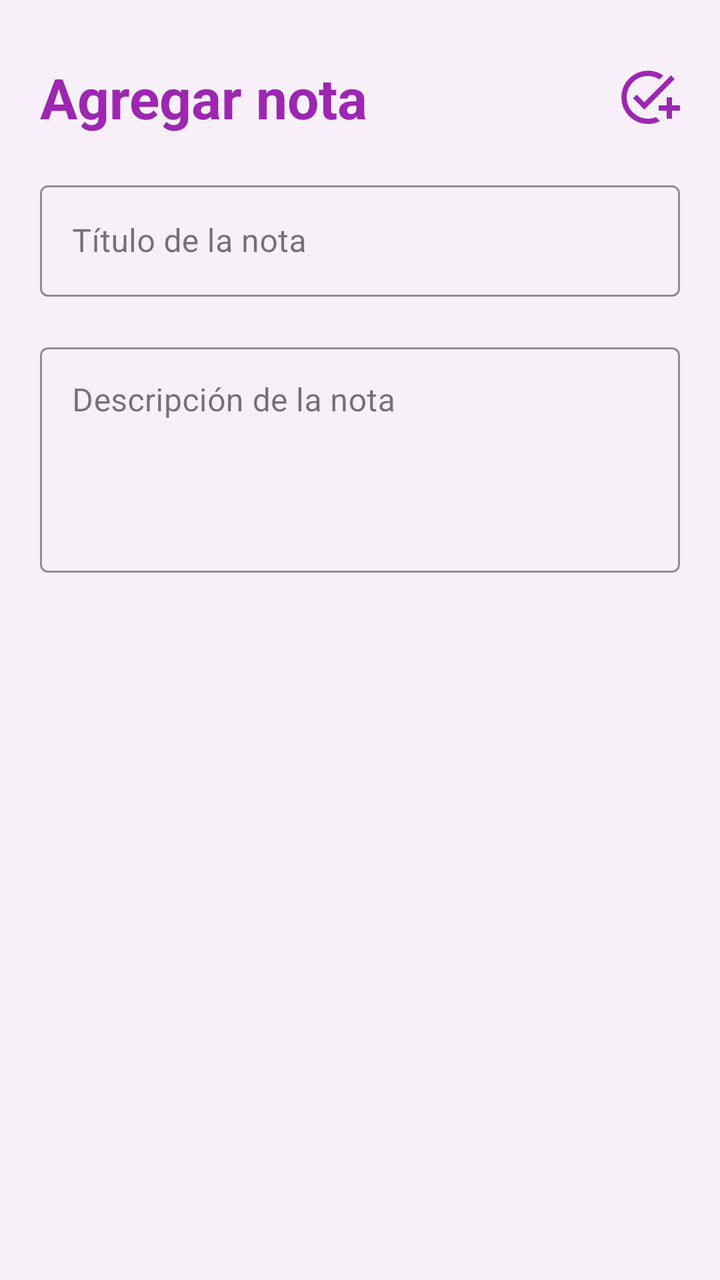
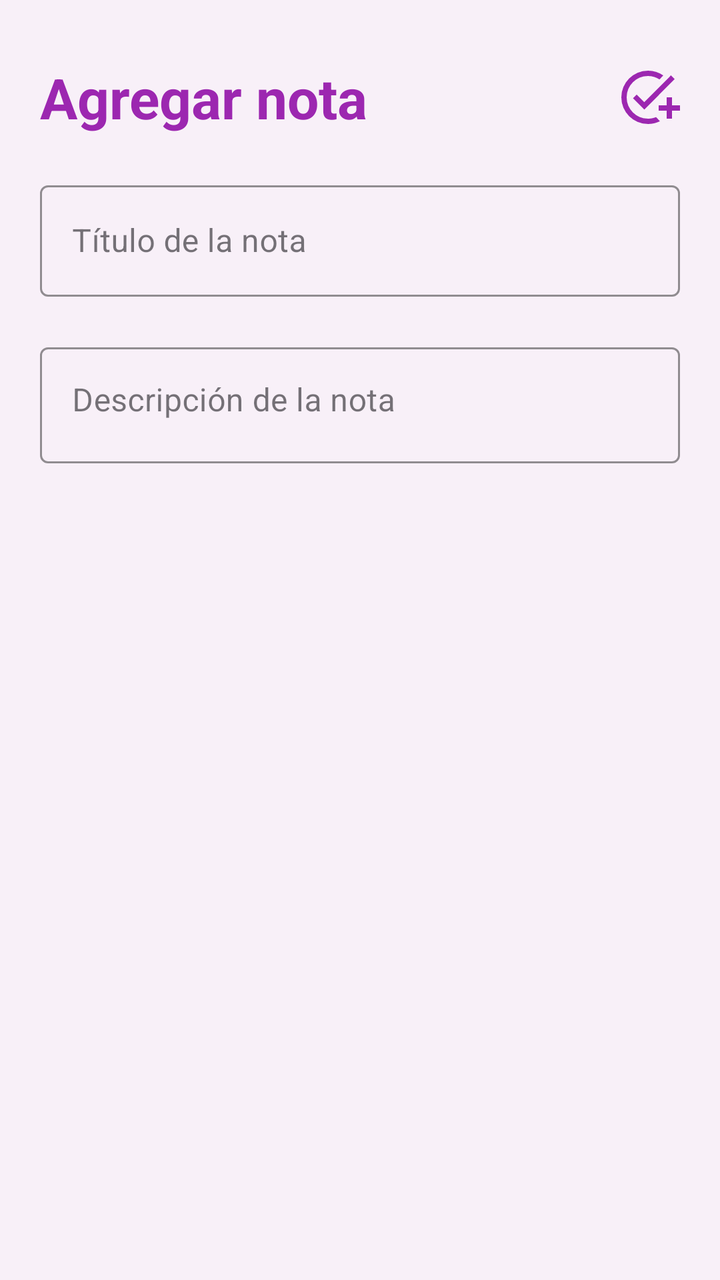

Screens rendered from an Android XML layout before and after an edit, with the pre-edit source and the edit as a unified diff.
<!-- AndroidManifest.xml: application theme Theme.Notas_App_SQLite -->
<!-- res/layout/activity_agregar_nota.xml -->
<?xml version="1.0" encoding="utf-8"?>
<LinearLayout
    xmlns:android="http://schemas.android.com/apk/res/android"
    xmlns:app="http://schemas.android.com/apk/res-auto"
    xmlns:tools="http://schemas.android.com/tools"
    android:id="@+id/main"
    android:layout_width="match_parent"
    android:layout_height="match_parent"
    android:orientation="vertical"
    android:padding="20dp"
    android:background="@color/morado_claro"
    tools:context=".AgregarNotaACTIVITY">

    <RelativeLayout
        android:layout_width="match_parent"
        android:layout_height="wrap_content"
        android:layout_marginTop="10dp"
        android:layout_marginBottom="20dp">

        <TextView
            android:id="@+id/txtAgregarNota"
            android:layout_width="wrap_content"
            android:layout_height="wrap_content"
            android:text="@string/txtAgregaNota"
            android:textColor="@color/morado"
            android:textSize="28sp"
            android:textStyle="bold" />

        <ImageView
            android:id="@+id/ivGuardarNota"
            android:layout_width="32dp"
            android:layout_height="32dp"
            android:layout_alignParentEnd="true"
            android:layout_centerVertical="true"
            android:contentDescription="@string/descGuardar"
            android:src="@drawable/ic_check"
            app:tint="@color/morado" />

    </RelativeLayout>

    <com.google.android.material.textfield.TextInputLayout
        android:id="@+id/tilTitulo"
        style="@style/Widget.MaterialComponents.TextInputLayout.OutlinedBox"
        android:layout_width="match_parent"
        android:layout_height="wrap_content"
        android:hint="@string/etTitulo"
        app:boxStrokeColor="@color/morado"
        app:hintTextColor="@color/morado">

        <com.google.android.material.textfield.TextInputEditText
            android:id="@+id/etTitulo"
            android:layout_width="match_parent"
            android:layout_height="wrap_content"
            android:inputType="textCapSentences"
            android:textColor="@color/black" />
    </com.google.android.material.textfield.TextInputLayout>

    <com.google.android.material.textfield.TextInputLayout
        android:id="@+id/tilDescripcion"
        style="@style/Widget.MaterialComponents.TextInputLayout.OutlinedBox"
        android:layout_width="match_parent"
        android:layout_height="wrap_content"
        android:layout_marginTop="20dp"
        android:hint="@string/etDescripcion"
        app:boxStrokeColor="@color/morado"
        app:hintTextColor="@color/morado">

        <com.google.android.material.textfield.TextInputEditText
            android:id="@+id/etDescripcion"
            android:layout_width="match_parent"
            android:layout_height="wrap_content"
            android:gravity="top"
            android:inputType="textMultiLine|textCapSentences"
            android:minLines="4"
            android:textColor="@color/black" />
    </com.google.android.material.textfield.TextInputLayout>

</LinearLayout>
<!-- resources referenced by this layout -->
<resources>
  <color name="black">#FF000000</color>
  <color name="morado">#9C27B0</color>
  <color name="morado_claro">#F8F0F8</color>
  <!-- drawable ic_check (drawable) -->
  <vector xmlns:android="http://schemas.android.com/apk/res/android" android:height="24dp" android:tint="#000000" android:viewportHeight="960" android:viewportWidth="960" android:width="24dp">
        
      <path android:fillColor="@android:color/white" android:pathData="M480,880Q397,880 324,848.5Q251,817 197,763Q143,709 111.5,636Q80,563 80,480Q80,397 111.5,324Q143,251 197,197Q251,143 324,111.5Q397,80 480,80Q545,80 603,99Q661,118 710,152L652,211Q614,187 571,173.5Q528,160 480,160Q347,160 253.5,253.5Q160,347 160,480Q160,613 253.5,706.5Q347,800 480,800Q512,800 542,794Q572,788 600,777L660,838Q619,858 574,869Q529,880 480,880ZM760,800L760,680L640,680L640,600L760,600L760,480L840,480L840,600L960,600L960,680L840,680L840,800L760,800ZM424,664L254,494L310,438L424,552L824,151L880,207L424,664Z"/>
      
  </vector>
  <string name="descGuardar">Guardar nota</string>
  <string name="etDescripcion">Descripción de la nota</string>
  <string name="etTitulo">Título de la nota</string>
  <string name="txtAgregaNota">Agregar nota</string>
  <style name="Theme.Notas_App_SQLite" parent="Base.Theme.Notas_App_SQLite" />
  <style name="Base.Theme.Notas_App_SQLite" parent="Theme.Material3.DayNight.NoActionBar">
          
          <item name="colorPrimary">@color/morado</item>
          <item name="colorPrimaryVariant">@color/morado</item>
          <item name="android:statusBarColor">@color/morado</item>
      </style>
</resources>

<!-- the commit's change to res/layout/activity_agregar_nota.xml (unified diff, before → after) -->
@@ -68,7 +68,7 @@
         <com.google.android.material.textfield.TextInputEditText
             android:id="@+id/etDescripcion"
             android:layout_width="match_parent"
-            android:layout_height="wrap_content"
+            android:layout_height="58dp"
             android:gravity="top"
             android:inputType="textMultiLine|textCapSentences"
             android:minLines="4"
